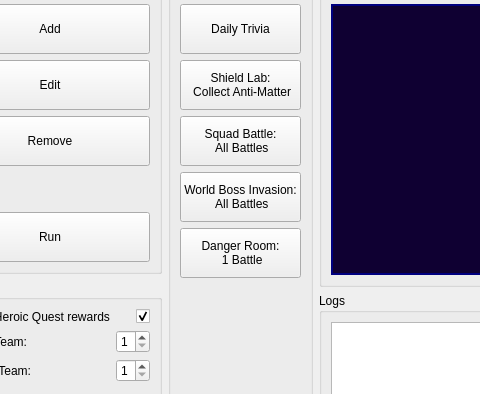
Qt form lib/gui/designes/main_window.ui (tmarenko/mff_auto) before a commit; both pictures show x 439 to 919 and y 95 to 489 of the 1150 by 630 pixel window.
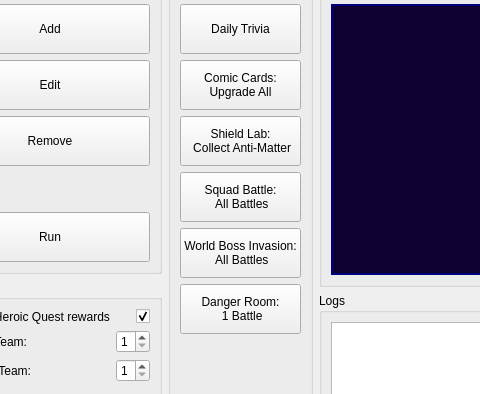
The same form after that commit.

Commit message: daily: comic cards added

Diff of the .ui file:
```diff
--- a/lib/gui/designes/main_window.ui
+++ b/lib/gui/designes/main_window.ui
@@ -434,6 +434,20 @@
            </property>
           </widget>
          </item>
+         <item>
+          <widget class="QPushButton" name="comic_cards_button">
+           <property name="minimumSize">
+            <size>
+             <width>120</width>
+             <height>50</height>
+            </size>
+           </property>
+           <property name="text">
+            <string>Comic Cards:
+Upgrade All</string>
+           </property>
+          </widget>
+         </item>
          <item>
           <widget class="QPushButton" name="shield_lab_button">
            <property name="minimumSize">
```
The commit also changes 7 other files.
